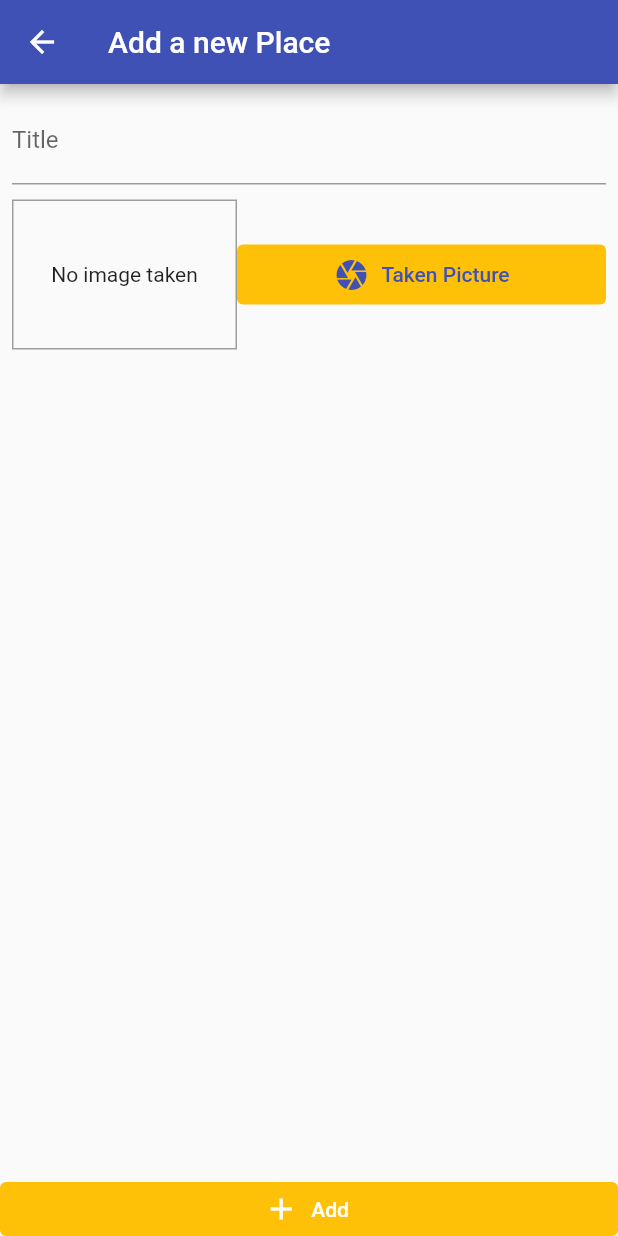
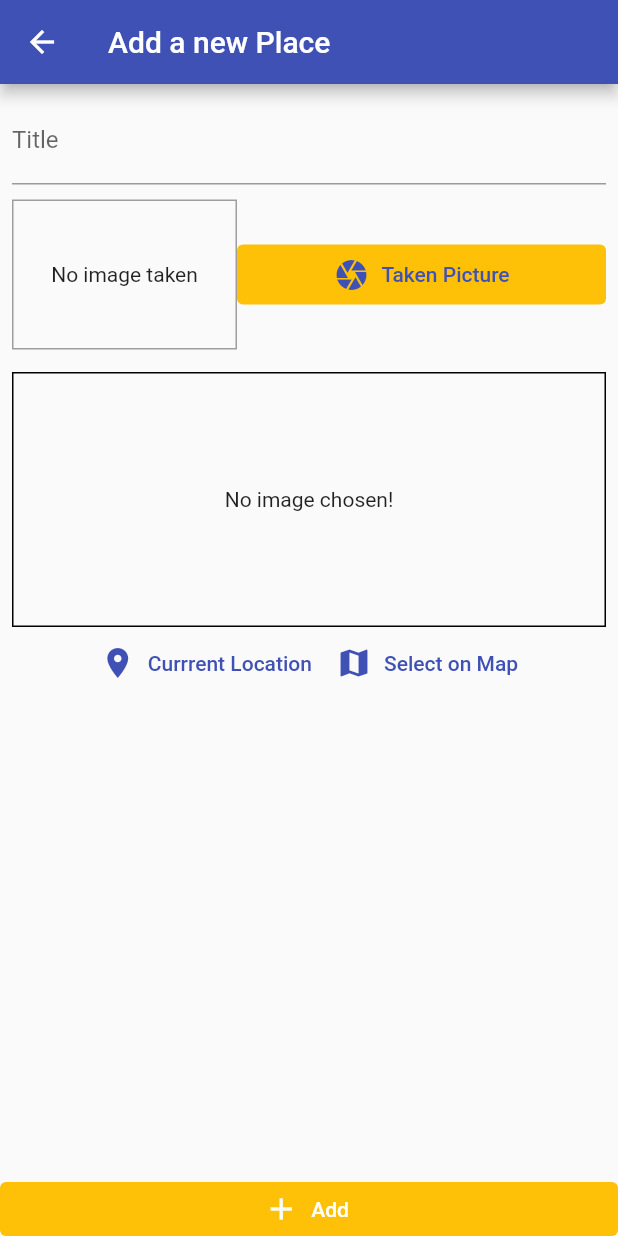
Before and after one commit to digitalNotebook/udemyCourse, a Flutter app: the AddPlacesScreen screen opened by its route, on a phone screen of 412 x 824 dp. Run offline on Flutter 3.47's test engine with Material 2 defaults, Android fonts, the light colour scheme and no system bars; our stand-ins replace image_picker, shared_preferences, sqflite; accounts and stored records are empty.

Commit message:
Adicionado o package location, adicionada widget que irá receber a localização atual ou permitir a identificação na mapa, adicionada as permissões para o Android e IOS

```diff
--- a/great_places_app/lib/screens/add_place_screen.dart
+++ b/great_places_app/lib/screens/add_place_screen.dart
@@ -5,6 +5,7 @@
 
 import '../widgets/image_preview.dart';
 import '../providers/great_places.dart';
+import '../widgets/location_input.dart';
 
 class AddPlacesScreen extends StatefulWidget {
   const AddPlacesScreen({Key? key}) : super(key: key);
@@ -74,6 +75,10 @@
                     ),
                     //Criamos uma widget que representa o imagePreview
                     ImagePreview(onSelectedImage: _selectImage),
+                    SizedBox(
+                      height: 15,
+                    ),
+                    LocationInput(),
                   ],
                 ),
               ),
--- /dev/null
+++ b/great_places_app/lib/widgets/location_input.dart
@@ -0,0 +1,57 @@
+import 'package:flutter/material.dart';
+
+class LocationInput extends StatefulWidget {
+  const LocationInput({Key? key}) : super(key: key);
+
+  @override
+  _LocationInputState createState() => _LocationInputState();
+}
+
+class _LocationInputState extends State<LocationInput> {
+  String? _previewImageUrl;
+
+  @override
+  Widget build(BuildContext context) {
+    return Column(
+      children: [
+        //mostra um preview do mapa
+        Container(
+          decoration: BoxDecoration(
+            border: Border.all(
+              width: 1,
+            ),
+          ),
+          width: double.infinity,
+          height: 170,
+          //conteudo centralizado verticalmente e horizontalmente
+          alignment: Alignment.center,
+          child: _previewImageUrl == null
+              ? Text(
+                  'No image chosen!',
+                  textAlign: TextAlign.center,
+                )
+              : Image.network(
+                  _previewImageUrl!,
+                  fit: BoxFit.cover,
+                  width: double.infinity,
+                ),
+        ),
+        Row(
+          mainAxisAlignment: MainAxisAlignment.center,
+          children: [
+            TextButton.icon(
+              onPressed: () {},
+              icon: Icon(Icons.location_on),
+              label: Text('Currrent Location'),
+            ),
+            TextButton.icon(
+              onPressed: () {},
+              icon: Icon(Icons.map),
+              label: Text('Select on Map'),
+            ),
+          ],
+        )
+      ],
+    );
+  }
+}
--- a/great_places_app/pubspec.yaml
+++ b/great_places_app/pubspec.yaml
@@ -28,6 +28,7 @@
   path_provider: ^2.0.4
   path: ^1.8.0
   sqflite: ^2.0.0+4
+  location: ^4.2.0
 
 
   # The following adds the Cupertino Icons font to your application.
```
Also changed, not shown: great_places_app/pubspec.lock, 2 other files.
